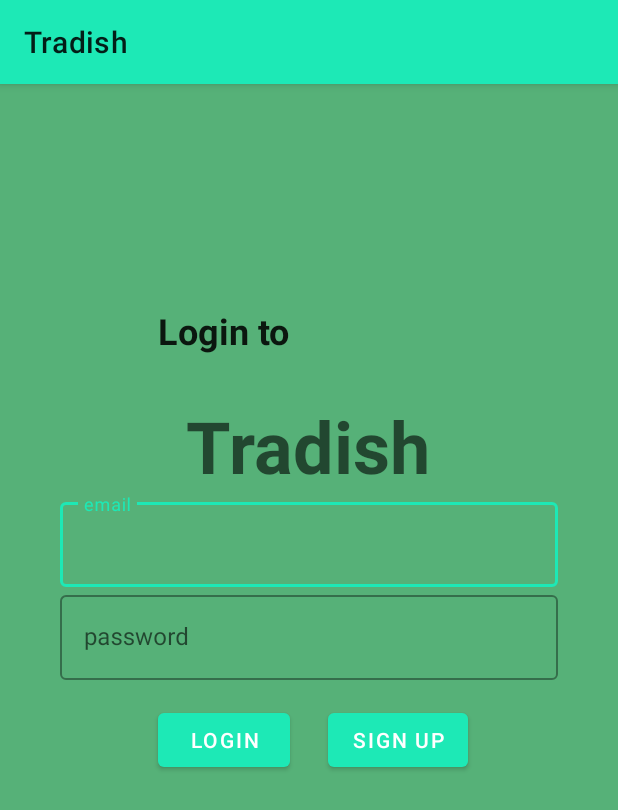
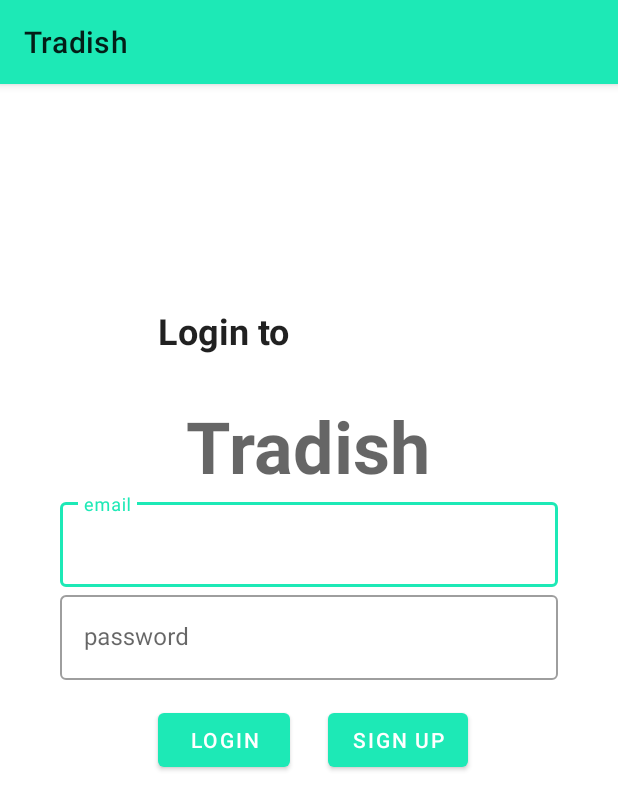
Before and after one commit to colewinfield/Tradish, an Android app: the screen it shows after launch (MainActivity), on a phone screen of 412 x 824 dp. Shown: the top 810 px of the screen. Run offline under Robolectric (Android 15) with nearby library versions, the phone set to English and light mode, and no system bars; our stand-ins replace Firebase (no records; nobody signed in at launch, a user with empty details on screens opened directly).

Commit message:
Changed the base color back to white.

```diff
--- a/app/src/main/res/layout/activity_main.xml
+++ b/app/src/main/res/layout/activity_main.xml
@@ -1,8 +1,7 @@
 <?xml version="1.0" encoding="utf-8"?>
 <RelativeLayout xmlns:android="http://schemas.android.com/apk/res/android"
     android:layout_width="match_parent"
-    android:layout_height="match_parent"
-    android:background="#56B178">
+    android:layout_height="match_parent">
     <!-- Add fragments - Dynamically or Statically -->
     <FrameLayout
         android:id="@+id/fragment_frame"
```
